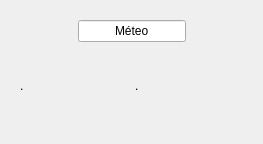
Old version of the form localStationCS/formtemperature.ui in the repository Gnoumy/RaspMeteo.
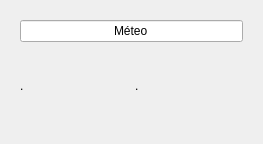
New version of the form. The open tabs and pages were chosen to show the change.

What changed in the file:
```diff
--- a/localStationCS/formtemperature.ui
+++ b/localStationCS/formtemperature.ui
@@ -90,20 +90,7 @@
          <item>
           <layout class="QHBoxLayout" name="horizontalLayout_4">
            <item>
-            <spacer name="horizontalSpacer_3">
-             <property name="orientation">
-              <enum>Qt::Horizontal</enum>
-             </property>
-             <property name="sizeHint" stdset="0">
-              <size>
-               <width>40</width>
-               <height>20</height>
-              </size>
-             </property>
-            </spacer>
-           </item>
-           <item>
-            <widget class="QLineEdit" name="lineEdit">
+            <widget class="QLineEdit" name="lineEdit_header2">
              <property name="text">
               <string>Méteo</string>
              </property>
@@ -112,19 +99,6 @@
              </property>
             </widget>
            </item>
-           <item>
-            <spacer name="horizontalSpacer_4">
-             <property name="orientation">
-              <enum>Qt::Horizontal</enum>
-             </property>
-             <property name="sizeHint" stdset="0">
-              <size>
-               <width>40</width>
-               <height>20</height>
-              </size>
-             </property>
-            </spacer>
-           </item>
           </layout>
          </item>
          <item>
```
Left out of the diff: 26 changed lines with no effect on the pictures.
